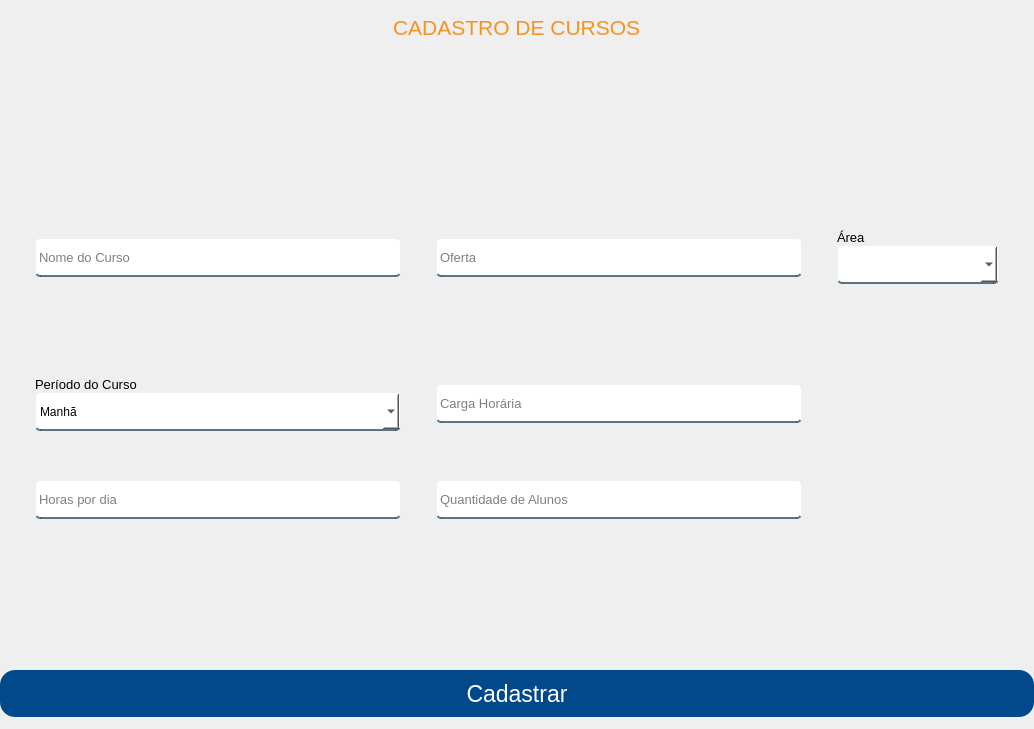
First picture: the form in App/view/ui/cadastroCurso.ui, repository Senac-SOR-ADS/Mapa-de-Sala, before the edit.
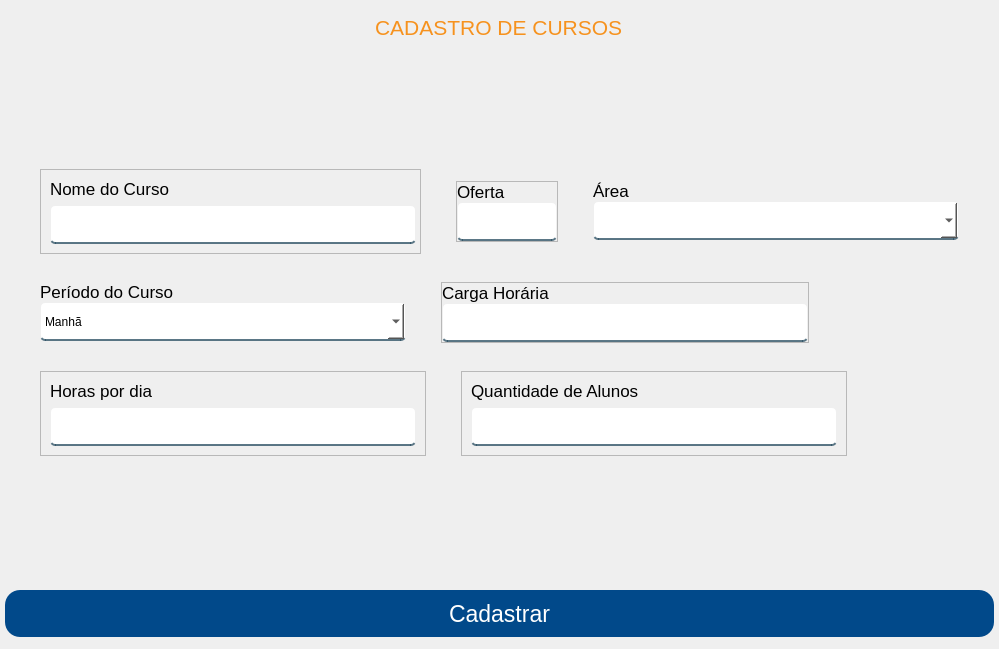
Second picture: the form after the edit.

Commit message: arrumando layout para ficar responsivo das telas q envolvem cadastro

The edit to the form file:
```diff
--- a/App/view/ui/cadastroCurso.ui
+++ b/App/view/ui/cadastroCurso.ui
@@ -6,8 +6,8 @@
    <rect>
     <x>0</x>
     <y>0</y>
-    <width>1034</width>
-    <height>729</height>
+    <width>999</width>
+    <height>649</height>
    </rect>
   </property>
   <property name="windowTitle">
@@ -57,7 +57,25 @@
    <property name="bottomMargin">
     <number>12</number>
    </property>
-   <item alignment="Qt::AlignHCenter|Qt::AlignTop">
+   <item alignment="Qt::AlignHCenter">
+    <widget class="QWidget" name="widget" native="true">
+     <layout class="QVBoxLayout" name="verticalLayout_2">
+      <property name="spacing">
+       <number>23</number>
+      </property>
+      <property name="leftMargin">
+       <number>5</number>
+      </property>
+      <property name="topMargin">
+       <number>0</number>
+      </property>
+      <property name="rightMargin">
+       <number>5</number>
+      </property>
+      <property name="bottomMargin">
+       <number>0</number>
+      </property>
+      <item alignment="Qt::AlignHCenter">
     <widget class="QLabel" name="titulo">
      <property name="font">
       <font>
@@ -85,14 +103,14 @@
      <property name="sizeHint" stdset="0">
       <size>
        <width>20</width>
-       <height>40</height>
+          <height>151</height>
       </size>
      </property>
     </spacer>
    </item>
    <item>
-    <widget class="QWidget" name="widget" native="true">
-     <layout class="QHBoxLayout" name="horizontalLayout">
+       <widget class="QWidget" name="widget_2" native="true">
+        <layout class="QHBoxLayout" name="horizontalLayout_2">
       <property name="spacing">
        <number>35</number>
       </property>
@@ -108,32 +126,35 @@
       <property name="bottomMargin">
        <number>5</number>
       </property>
-      <item>
-       <widget class="QLineEdit" name="nomeCurso">
+         <item alignment="Qt::AlignVCenter">
+          <widget class="QFrame" name="frame_2">
         <property name="minimumSize">
          <size>
-          <width>366</width>
-          <height>39</height>
-         </size>
-        </property>
-        <property name="maximumSize">
-         <size>
-          <width>366</width>
-          <height>16777215</height>
-         </size>
-        </property>
+             <width>381</width>
+             <height>0</height>
+            </size>
+           </property>
+           <property name="frameShape">
+            <enum>QFrame::StyledPanel</enum>
+           </property>
+           <property name="frameShadow">
+            <enum>QFrame::Raised</enum>
+           </property>
+           <layout class="QVBoxLayout" name="verticalLayout_6">
+            <item alignment="Qt::AlignLeft|Qt::AlignBottom">
+             <widget class="QLabel" name="label_3">
         <property name="font">
          <font>
-          <pointsize>10</pointsize>
-         </font>
-        </property>
-        <property name="placeholderText">
+                <pointsize>13</pointsize>
+               </font>
+              </property>
+              <property name="text">
          <string>Nome do Curso</string>
         </property>
        </widget>
       </item>
       <item>
-       <widget class="QLineEdit" name="ofertaCurso">
+             <widget class="QLineEdit" name="nomeCurso">
         <property name="minimumSize">
          <size>
           <width>366</width>
@@ -143,7 +164,7 @@
         <property name="maximumSize">
          <size>
           <width>366</width>
-          <height>16777215</height>
+                <height>39</height>
          </size>
         </property>
         <property name="font">
@@ -152,12 +173,84 @@
          </font>
         </property>
         <property name="placeholderText">
+               <string/>
+              </property>
+             </widget>
+            </item>
+           </layout>
+          </widget>
+         </item>
+         <item alignment="Qt::AlignVCenter">
+          <widget class="QFrame" name="frame">
+           <property name="maximumSize">
+            <size>
+             <width>120</width>
+             <height>16777215</height>
+            </size>
+           </property>
+           <property name="frameShape">
+            <enum>QFrame::StyledPanel</enum>
+           </property>
+           <property name="frameShadow">
+            <enum>QFrame::Raised</enum>
+           </property>
+           <layout class="QVBoxLayout" name="verticalLayout_4">
+            <property name="spacing">
+             <number>0</number>
+            </property>
+            <property name="leftMargin">
+             <number>0</number>
+            </property>
+            <property name="topMargin">
+             <number>0</number>
+            </property>
+            <property name="rightMargin">
+             <number>0</number>
+            </property>
+            <property name="bottomMargin">
+             <number>0</number>
+            </property>
+            <item alignment="Qt::AlignBottom">
+             <widget class="QLabel" name="label">
+              <property name="font">
+               <font>
+                <pointsize>13</pointsize>
+               </font>
+              </property>
+              <property name="text">
          <string>Oferta</string>
         </property>
        </widget>
       </item>
       <item>
-       <widget class="QWidget" name="widget_2" native="true">
+             <widget class="QLineEdit" name="ofertaCurso">
+              <property name="minimumSize">
+               <size>
+                <width>100</width>
+                <height>39</height>
+               </size>
+              </property>
+              <property name="maximumSize">
+               <size>
+                <width>100</width>
+                <height>16777215</height>
+               </size>
+              </property>
+              <property name="font">
+               <font>
+                <pointsize>19</pointsize>
+               </font>
+              </property>
+              <property name="placeholderText">
+               <string/>
+              </property>
+             </widget>
+            </item>
+           </layout>
+          </widget>
+         </item>
+         <item alignment="Qt::AlignVCenter">
+          <widget class="QWidget" name="widget_3" native="true">
         <property name="minimumSize">
          <size>
           <width>0</width>
@@ -170,7 +263,7 @@
           <height>60</height>
          </size>
         </property>
-        <layout class="QVBoxLayout" name="verticalLayout_2">
+           <layout class="QVBoxLayout" name="verticalLayout_3">
          <property name="spacing">
           <number>0</number>
          </property>
@@ -203,7 +296,7 @@
           <widget class="QLabel" name="label_2">
            <property name="font">
             <font>
-             <pointsize>10</pointsize>
+                <pointsize>13</pointsize>
             </font>
            </property>
            <property name="text">
@@ -215,7 +308,7 @@
           <widget class="QComboBox" name="campoArea">
            <property name="minimumSize">
             <size>
-             <width>161</width>
+                <width>366</width>
              <height>39</height>
             </size>
            </property>
@@ -268,7 +361,7 @@
        <height>16777215</height>
       </size>
      </property>
-     <layout class="QHBoxLayout" name="horizontalLayout_2" stretch="0,0,0">
+        <layout class="QHBoxLayout" name="horizontalLayout_3" stretch="0,0,0">
       <property name="spacing">
        <number>35</number>
       </property>
@@ -285,14 +378,14 @@
        <number>5</number>
       </property>
       <item>
-       <widget class="QWidget" name="widget_3" native="true">
+          <widget class="QWidget" name="widget_5" native="true">
         <property name="maximumSize">
          <size>
           <width>16777215</width>
           <height>60</height>
          </size>
         </property>
-        <layout class="QVBoxLayout" name="verticalLayout_3">
+           <layout class="QVBoxLayout" name="verticalLayout_5">
          <property name="spacing">
           <number>0</number>
          </property>
@@ -325,7 +418,7 @@
           <widget class="QLabel" name="label_7">
            <property name="font">
             <font>
-             <pointsize>10</pointsize>
+                <pointsize>13</pointsize>
             </font>
            </property>
            <property name="text">
@@ -386,31 +479,70 @@
         </layout>
        </widget>
       </item>
+         <item alignment="Qt::AlignVCenter">
+          <widget class="QFrame" name="frame_3">
+           <property name="frameShape">
+            <enum>QFrame::StyledPanel</enum>
+           </property>
+           <property name="frameShadow">
+            <enum>QFrame::Raised</enum>
+           </property>
+           <layout class="QVBoxLayout" name="verticalLayout_7">
+            <property name="spacing">
+             <number>0</number>
+            </property>
+            <property name="leftMargin">
+             <number>0</number>
+            </property>
+            <property name="topMargin">
+             <number>0</number>
+            </property>
+            <property name="rightMargin">
+             <number>0</number>
+            </property>
+            <property name="bottomMargin">
+             <number>0</number>
+            </property>
       <item>
-       <widget class="QLineEdit" name="cargaCurso">
-        <property name="minimumSize">
-         <size>
-          <width>366</width>
-          <height>39</height>
-         </size>
-        </property>
-        <property name="maximumSize">
-         <size>
-          <width>366</width>
-          <height>16777215</height>
-         </size>
-        </property>
+             <widget class="QLabel" name="label_4">
         <property name="font">
          <font>
-          <pointsize>10</pointsize>
-         </font>
-        </property>
-        <property name="placeholderText">
+                <pointsize>13</pointsize>
+               </font>
+              </property>
+              <property name="text">
          <string>Carga Horária</string>
         </property>
        </widget>
       </item>
       <item>
+             <widget class="QLineEdit" name="cargaCurso">
+              <property name="minimumSize">
+               <size>
+                <width>366</width>
+                <height>39</height>
+               </size>
+              </property>
+              <property name="maximumSize">
+               <size>
+                <width>366</width>
+                <height>16777215</height>
+               </size>
+              </property>
+              <property name="font">
+               <font>
+                <pointsize>10</pointsize>
+               </font>
+              </property>
+              <property name="placeholderText">
+               <string/>
+              </property>
+             </widget>
+            </item>
+           </layout>
+          </widget>
+         </item>
+         <item>
        <spacer name="horizontalSpacer">
         <property name="orientation">
          <enum>Qt::Horizontal</enum>
@@ -427,14 +559,14 @@
     </widget>
    </item>
    <item>
-    <widget class="QWidget" name="widget_5" native="true">
+       <widget class="QWidget" name="widget_6" native="true">
      <property name="maximumSize">
       <size>
        <width>16777215</width>
        <height>16777215</height>
       </size>
      </property>
-     <layout class="QHBoxLayout" name="horizontalLayout_3">
+        <layout class="QHBoxLayout" name="horizontalLayout_4">
       <property name="spacing">
        <number>35</number>
       </property>
@@ -450,31 +582,76 @@
       <property name="bottomMargin">
        <number>5</number>
       </property>
+         <item alignment="Qt::AlignVCenter">
+          <widget class="QFrame" name="frame_4">
+           <property name="frameShape">
+            <enum>QFrame::StyledPanel</enum>
+           </property>
+           <property name="frameShadow">
+            <enum>QFrame::Raised</enum>
+           </property>
+           <layout class="QVBoxLayout" name="verticalLayout_8">
       <item>
-       <widget class="QLineEdit" name="horasPorDia">
-        <property name="minimumSize">
-         <size>
-          <width>366</width>
-          <height>39</height>
-         </size>
-        </property>
-        <property name="maximumSize">
-         <size>
-          <width>366</width>
-          <height>16777215</height>
-         </size>
-        </property>
+             <widget class="QLabel" name="label_5">
         <property name="font">
          <font>
-          <pointsize>10</pointsize>
-         </font>
-        </property>
-        <property name="placeholderText">
+                <pointsize>13</pointsize>
+               </font>
+              </property>
+              <property name="text">
          <string>Horas por dia</string>
         </property>
        </widget>
       </item>
       <item>
+             <widget class="QLineEdit" name="horasPorDia">
+              <property name="minimumSize">
+               <size>
+                <width>366</width>
+                <height>39</height>
+               </size>
+              </property>
+              <property name="maximumSize">
+               <size>
+                <width>366</width>
+                <height>16777215</height>
+               </size>
+              </property>
+              <property name="font">
+               <font>
+                <pointsize>10</pointsize>
+               </font>
+              </property>
+              <property name="placeholderText">
+               <string/>
+              </property>
+             </widget>
+            </item>
+           </layout>
+          </widget>
+         </item>
+         <item alignment="Qt::AlignVCenter">
+          <widget class="QFrame" name="frame_5">
+           <property name="frameShape">
+            <enum>QFrame::StyledPanel</enum>
+           </property>
+           <property name="frameShadow">
+            <enum>QFrame::Raised</enum>
+           </property>
+           <layout class="QVBoxLayout" name="verticalLayout_9">
+            <item>
+             <widget class="QLabel" name="label_6">
+              <property name="font">
+               <font>
+                <pointsize>13</pointsize>
+               </font>
+              </property>
+              <property name="text">
+               <string>Quantidade de Alunos</string>
+              </property>
+             </widget>
+            </item>
+            <item>
        <widget class="QLineEdit" name="quantidadeAlunos">
         <property name="minimumSize">
          <size>
@@ -497,8 +674,11 @@
          <bool>false</bool>
         </property>
         <property name="placeholderText">
-         <string>Quantidade de Alunos</string>
-        </property>
+               <string/>
+              </property>
+             </widget>
+            </item>
+           </layout>
        </widget>
       </item>
       <item>
@@ -525,7 +705,7 @@
      <property name="sizeHint" stdset="0">
       <size>
        <width>20</width>
-       <height>40</height>
+          <height>151</height>
       </size>
      </property>
     </spacer>
@@ -549,6 +729,9 @@
      <property name="text">
       <string>Cadastrar</string>
      </property>
+       </widget>
+      </item>
+     </layout>
     </widget>
    </item>
   </layout>
```
Lines whose indentation alone changed are shown as unchanged. The commit also changes 3 other files.
